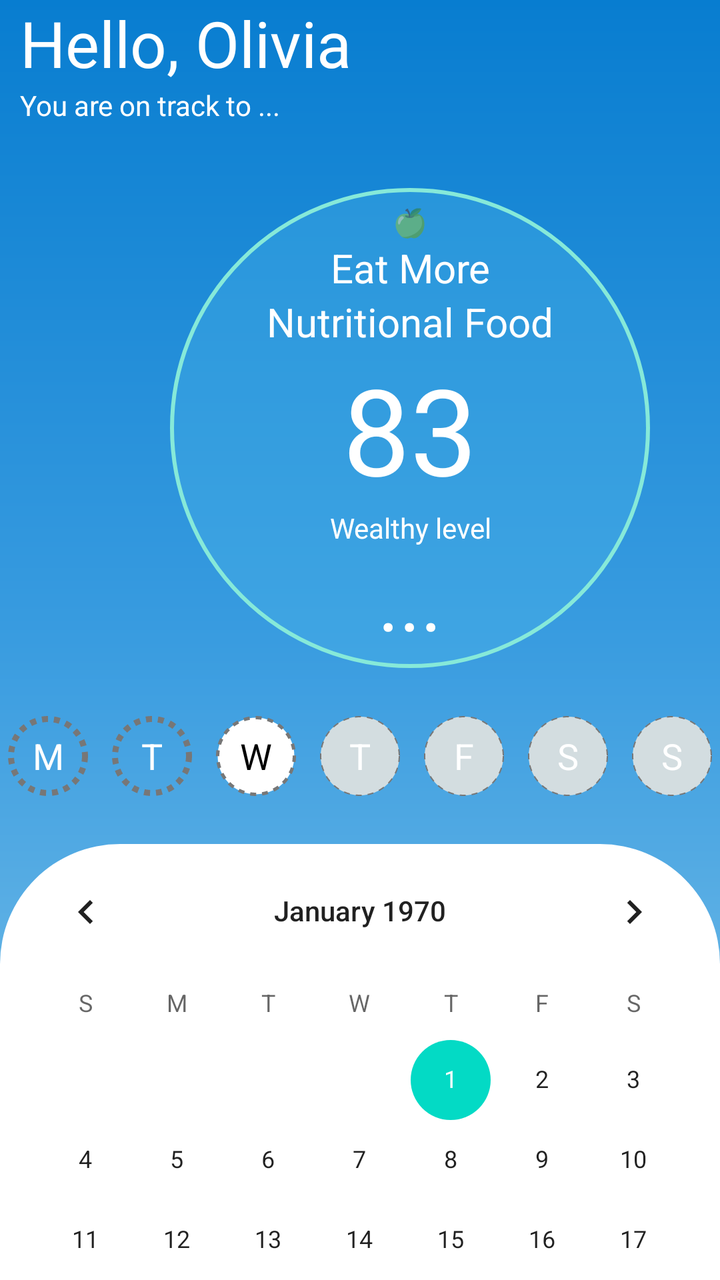
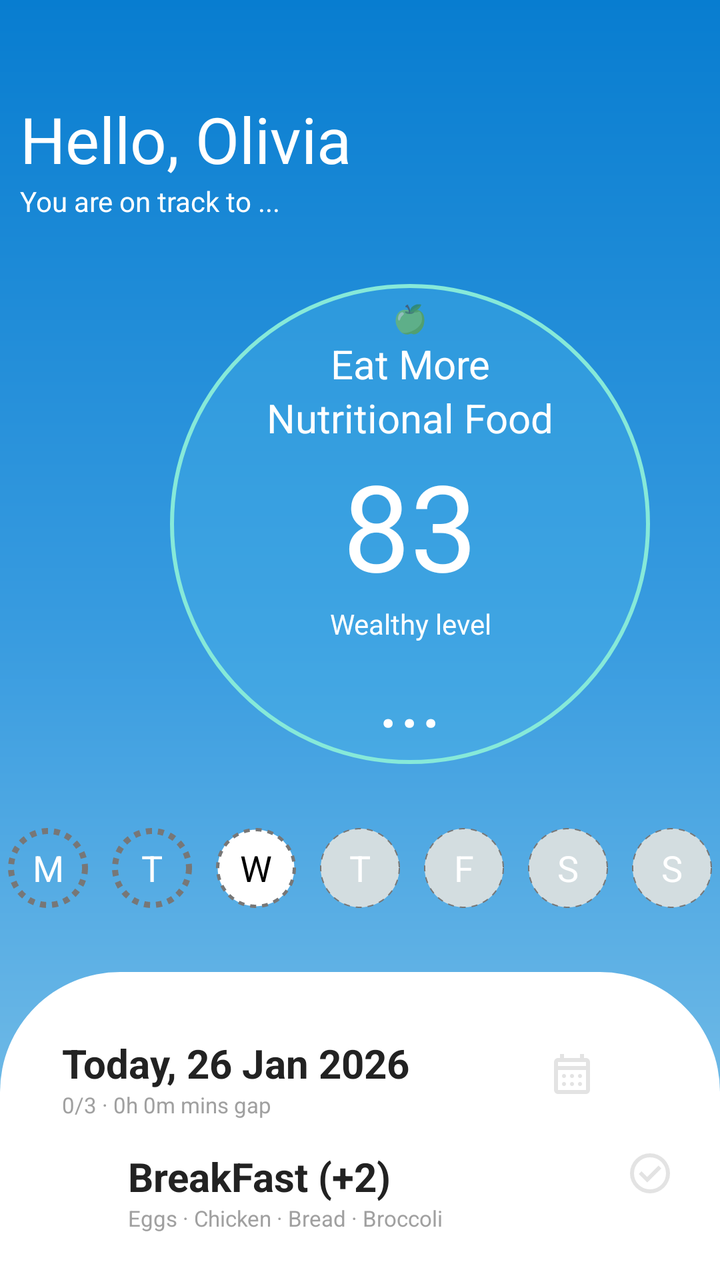

Before-and-after screenshots of an Android layout around one commit, followed by the original layout XML and the change that was made.
<!-- AndroidManifest.xml: application theme Theme.FirstApp -->
<!-- res/layout/fragment_home.xml -->
<?xml version="1.0" encoding="utf-8"?>
<LinearLayout android:orientation="vertical"
    android:layout_width="match_parent"
    android:layout_height="match_parent"
    xmlns:android="http://schemas.android.com/apk/res/android"
    android:background="@drawable/bg_home_gradient">

    <TextView
        android:layout_width="wrap_content"
        android:layout_height="wrap_content"
        android:text="Hello, Olivia"
        android:textColor="@color/white"
        android:textSize="32dp"
        android:paddingLeft="10dp"
        android:textFontWeight="10"/>

    <TextView
        android:id="@+id/textView"
        android:layout_width="match_parent"
        android:layout_height="wrap_content"
        android:text="You are on track to ..."
        android:textColor="@color/white"
        android:paddingLeft="10dp"/>

    <LinearLayout
        android:layout_width="240dp"
        android:layout_height="240dp"
        android:orientation="vertical"
        android:gravity="center"
        android:layout_marginTop="32dp"
        android:layout_marginLeft="85dp"
        android:background="@drawable/bg_wealth_circle">

        <TextView
            android:id="@+id/textView16"
            android:layout_width="match_parent"
            android:layout_height="wrap_content"
            android:text="🍏"
            android:gravity="center"/>

        <TextView
            android:id="@+id/textView17"
            android:layout_width="match_parent"
            android:layout_height="wrap_content"
            android:text="Eat More"
            android:textColor="@color/white"
            android:gravity="center"
            android:textSize="20dp"/>

        <TextView
            android:id="@+id/textView18"
            android:layout_width="match_parent"
            android:layout_height="wrap_content"
            android:gravity="center"
            android:textColor="@color/white"
            android:textSize="20dp"
            android:text="Nutritional Food" />
        <TextView
        android:id="@+id/textView19"
        android:layout_width="match_parent"
        android:layout_height="wrap_content"
        android:text="83"
            android:textColor="@color/white"
            android:textSize="60dp"
            android:gravity="center"/>

        <TextView
            android:id="@+id/textView20"
            android:layout_width="match_parent"
            android:layout_height="wrap_content"
            android:text="Wealthy level"
            android:textColor="@color/white"
            android:gravity="center"
            />
        <TextView
        android:id="@+id/textView21"
        android:layout_width="match_parent"
        android:layout_height="wrap_content"
        android:text="..."
            android:textColor="@color/white"
            android:gravity="center"
            android:textSize="40dp"
            />
    </LinearLayout>

    <LinearLayout
        android:layout_width="match_parent"
        android:layout_height="wrap_content"
        android:orientation="horizontal"
        android:gravity="center"
        android:layout_marginTop="24dp">

        <TextView
            android:id="@+id/textView22"
            android:layout_width="40dp"
            android:layout_height="40dp"
            android:text="M"
            android:textColor="@color/white"
            android:textSize="18dp"
            android:gravity="center"
            android:background="@drawable/circle_dashed_trasparent"/>

        <TextView
            android:id="@+id/textView23"
            android:layout_width="40dp"
            android:layout_height="40dp"
            android:text="T"
            android:layout_marginLeft="12dp"
            android:background="@drawable/circle_dashed_trasparent"
            android:textColor="@color/white"
            android:gravity="center"
            android:textSize="18dp"/>

        <TextView
            android:id="@+id/textView24"
            android:layout_width="40dp"
            android:layout_height="40dp"
            android:text="W"
            android:layout_marginLeft="12dp"
            android:textColor="@color/black"
            android:background="@drawable/circle_dashed"
            android:gravity="center"
            android:textSize="18dp"/>

        <TextView
            android:id="@+id/textView25"
            android:layout_width="40dp"
            android:layout_height="40dp"
            android:text="T"
            android:layout_marginLeft="12dp"
            android:textColor="@color/white"
            android:gravity="center"
            android:background="@drawable/circle_dashed_trasparent_bluish"
            android:textSize="18dp"/>

        <TextView
            android:id="@+id/textView26"
            android:layout_width="40dp"
            android:layout_height="40dp"
            android:text="F"
            android:layout_marginLeft="12dp"
            android:background="@drawable/circle_dashed_trasparent_bluish"
            android:gravity="center"
            android:textColor="@color/white"
            android:textSize="18dp"/>

        <TextView
            android:id="@+id/textView27"
            android:layout_width="40dp"
            android:layout_height="40dp"
            android:text="S"
            android:layout_marginLeft="12dp"
            android:background="@drawable/circle_dashed_trasparent_bluish"
            android:gravity="center"
            android:textColor="@color/white"
            android:textSize="18dp"/>

        <TextView
            android:id="@+id/textView28"
            android:layout_width="40dp"
            android:layout_marginLeft="12dp"
            android:background="@drawable/circle_dashed_trasparent_bluish"
            android:layout_height="40dp"
            android:text="S"
            android:gravity="center"
            android:textColor="@color/white"
            android:textSize="18dp"/>


    </LinearLayout>

    <LinearLayout
        android:layout_width="match_parent"
        android:layout_height="match_parent"
        android:orientation="vertical"
        android:layout_marginTop="24dp"
        android:background="@drawable/bg_meals_sheet">
        <CalendarView
            android:id="@+id/calendarView"
            android:layout_width="match_parent"
            android:layout_height="wrap_content" />

    </LinearLayout>




</LinearLayout>
<!-- resources referenced by this layout -->
<resources>
  <color name="black">#FF000000</color>
  <color name="white">#FFFFFFFF</color>
  <!-- drawable bg_meals_sheet (drawable) -->
  <?xml version="1.0" encoding="utf-8"?>
  <shape xmlns:android="http://schemas.android.com/apk/res/android" android:shape="rectangle">
  
      <solid android:color="@color/white"/>
      <corners
          android:topLeftRadius="60dp"
          android:topRightRadius="60dp"
  
  />
  
  </shape>
  <!-- drawable bg_wealth_circle (drawable) -->
  <?xml version="1.0" encoding="utf-8"?>
  <shape xmlns:android="http://schemas.android.com/apk/res/android" android:shape="oval">
  
      <solid android:color="#554DB4E8" />
  
      <stroke
          android:width="2dp"
          android:color="#86E9D9"
          />
  
  
  
  
  </shape>
  <!-- drawable circle_dashed (drawable) -->
  <?xml version="1.0" encoding="utf-8"?>
  <shape xmlns:android="http://schemas.android.com/apk/res/android" android:shape="oval">
  
      <solid android:color="#FFFFFF" />
      <stroke android:color="#777777"
          android:width="1.5dp"
          android:dashWidth="3dp"
          android:dashGap="3dp" />
  
  
  
  </shape>
  <!-- drawable circle_dashed_trasparent (drawable) -->
  <?xml version="1.0" encoding="utf-8"?>
  <shape xmlns:android="http://schemas.android.com/apk/res/android" android:shape="oval">
  
      <solid />
      <stroke android:color="#777777"
          android:width="3dp"
          android:dashWidth="3dp"
          android:dashGap="3dp" />
  </shape>
  <!-- drawable circle_dashed_trasparent_bluish (drawable) -->
  <?xml version="1.0" encoding="utf-8"?>
  <shape xmlns:android="http://schemas.android.com/apk/res/android" android:shape="oval">
  
      <solid android:color="#d3dde0"/>
      <stroke android:color="#777777"
          android:width="0.5dp"
          android:dashWidth="3dp"
          android:dashGap="3dp" />
  </shape>
  <color name="purple_500">#FF6200EE</color>
  <color name="purple_700">#FF3700B3</color>
  <color name="teal_200">#FF03DAC5</color>
  <color name="teal_700">#FF018786</color>
  <!-- unchanged entries left out for length: 2 -->
</resources>

<!-- the commit's change to res/layout/fragment_home.xml (unified diff, before → after) -->
@@ -1,7 +1,9 @@
 <?xml version="1.0" encoding="utf-8"?>
-<LinearLayout android:orientation="vertical"
+<LinearLayout xmlns:app="http://schemas.android.com/apk/res-auto"
+    android:orientation="vertical"
     android:layout_width="match_parent"
     android:layout_height="match_parent"
+    android:paddingTop="48dp"
     xmlns:android="http://schemas.android.com/apk/res/android"
     android:background="@drawable/bg_home_gradient">
 
@@ -88,7 +90,7 @@
         android:layout_height="wrap_content"
         android:orientation="horizontal"
         android:gravity="center"
-        android:layout_marginTop="24dp">
+        android:layout_marginTop="32dp">
 
         <TextView
             android:id="@+id/textView22"
@@ -173,16 +175,154 @@
         android:layout_width="match_parent"
         android:layout_height="match_parent"
         android:orientation="vertical"
-        android:layout_marginTop="24dp"
-        android:background="@drawable/bg_meals_sheet">
-        <CalendarView
-            android:id="@+id/calendarView"
-            android:layout_width="match_parent"
-            android:layout_height="wrap_content" />
+        android:layout_marginTop="32dp"
+        android:background="@drawable/bg_meals_sheet"
+        android:padding="16dp">
+
+        <LinearLayout
+            android:layout_width="match_parent"
+            android:layout_height="wrap_content"
+            android:orientation="horizontal"
+            android:layout_marginTop="1dp"
+            android:padding="10dp">
+
+
+        <LinearLayout
+            android:layout_width="wrap_content"
+            android:layout_height="wrap_content"
+            android:layout_weight="1"
+            android:orientation="vertical"
+            android:padding="5dp"
+            android:layout_marginRight="20dp">
+
+            <TextView
+                android:id="@+id/textView29"
+                android:layout_width="wrap_content"
+                android:layout_height="wrap_content"
+                android:text="Today, 26 Jan 2026"
+                android:textColor="#222222"
+                android:textSize="20sp"
+                android:textStyle="bold" />
+
+            <TextView
+                android:layout_width="wrap_content"
+                android:layout_height="wrap_content"
+                android:text="0/3 · 0h 0m mins gap"
+                android:textColor="#A0A0A0"
+                android:textSize="11sp" />
+
+        </LinearLayout>
+
+        <ImageView
+            android:id="@+id/imageView"
+            android:layout_width="wrap_content"
+            android:layout_height="wrap_content"
+            android:layout_marginRight="24dp"
+            android:padding="12dp"
+            app:srcCompat="@drawable/ic_calender"
+
+            />
+        </LinearLayout>
+
+
+        <LinearLayout
+            android:layout_width="match_parent"
+            android:layout_height="wrap_content"
+            android:orientation="horizontal">
+
+    <LinearLayout
+        android:layout_width="240dp"
+        android:layout_height="wrap_content"
+        android:orientation="vertical"
+        android:layout_marginLeft="48dp">
+
+
+        <TextView
+            android:layout_width="match_parent"
+            android:layout_height="wrap_content"
+            android:text="BreakFast (+2)"
+            android:textStyle="bold"
+            android:textSize="20sp"
+            android:textColor="#222222"
+            />
+        <TextView
+            android:layout_width="wrap_content"
+            android:layout_height="wrap_content"
+            android:text="Eggs · Chicken · Bread · Broccoli"
+            android:textColor="#A0A0A0"
+            android:textSize="11sp" />
 
     </LinearLayout>
-
-
-
+            <ImageView
+                android:id="@+id/imageView2"
+                android:layout_width="42dp"
+                android:layout_height="wrap_content"
+                app:srcCompat="@drawable/ic_check_circle" />
+
+            
+            <TextView
+                android:layout_width="42dp"
+                android:layout_height="wrap_content"
+                android:gravity="center"
+                android:text="09:01"
+                android:textSize="12sp"
+                android:textStyle="bold"
+                android:textColor="#777777"/>
+
+        </LinearLayout>
+
+        <LinearLayout
+            android:layout_width="match_parent"
+            android:layout_height="wrap_content"
+            android:orientation="vertical"
+            android:layout_marginLeft="48dp"
+            android:paddingTop="20dp"
+            android:layout_marginTop="15dp">
+
+            <TextView
+                android:layout_width="match_parent"
+                android:layout_height="wrap_content"
+                android:text="Luch"
+                android:textStyle="bold"
+                android:textSize="20sp"
+                android:textColor="#222222"
+                />
+
+            <TextView
+                android:layout_width="wrap_content"
+                android:layout_height="wrap_content"
+                android:text="Eggs · Chicken · Bread · Broccoli"
+                android:textColor="#A0A0A0"
+                android:textSize="11sp" />
+
+        </LinearLayout>
+
+        <LinearLayout
+            android:layout_width="match_parent"
+            android:layout_height="wrap_content"
+            android:orientation="vertical"
+            android:layout_marginLeft="48dp"
+            android:paddingTop="20dp"
+            android:layout_marginTop="15dp">
+
+            <TextView
+                android:layout_width="match_parent"
+                android:layout_height="wrap_content"
+                android:text="Supper"
+                android:textStyle="bold"
+                android:textSize="20sp"
+                android:textColor="#222222"
+                />
+
+            <TextView
+                android:layout_width="wrap_content"
+                android:layout_height="wrap_content"
+                android:text="Eggs · Chicken · Bread · Broccoli"
+                android:textColor="#A0A0A0"
+                android:textSize="11sp" />
+
+        </LinearLayout>
 
 </LinearLayout>
+
+</LinearLayout>
<!-- resource entries referenced after the edit -->
@@ -62,6 +62,26 @@
           android:dashWidth="3dp"
           android:dashGap="3dp" />
   </shape>
+  <!-- drawable ic_calender (drawable) -->
+  <vector xmlns:android="http://schemas.android.com/apk/res/android"
+      android:width="24dp"
+      android:height="24dp"
+      android:viewportWidth="24"
+      android:viewportHeight="24">
+    <path
+        android:pathData="M5,22q-0.83,0 -1.41,-0.59T3,20L3,6Q3,5.18 3.59,4.59T5,4L6,4L6,2L8,2L8,4h8L16,2h2L18,4h1q0.83,0 1.41,0.59Q21,5.18 21,6L21,20q0,0.82 -0.59,1.41T19,22L5,22ZM5,20L19,20L19,10L5,10L5,20ZM5,8L19,8L19,6L5,6L5,8ZM5,8L5,6L5,8ZM12,14q-0.42,0 -0.71,-0.29Q11,13.43 11,13t0.29,-0.71T12,12t0.71,0.29T13,13t-0.29,0.71T12,14ZM7.29,13.71Q7,13.43 7,13t0.29,-0.71T8,12t0.71,0.29T9,13T8.71,13.71T8,14q-0.42,0 -0.71,-0.29ZM16,14q-0.42,0 -0.71,-0.29Q15,13.43 15,13t0.29,-0.71T16,12q0.43,0 0.71,0.29T17,13t-0.29,0.71T16,14ZM12,18q-0.42,0 -0.71,-0.29Q11,17.43 11,17t0.29,-0.71T12,16t0.71,0.29T13,17t-0.29,0.71T12,18ZM7.29,17.71Q7,17.43 7,17t0.29,-0.71T8,16t0.71,0.29T9,17T8.71,17.71T8,18q-0.42,0 -0.71,-0.29ZM16,18q-0.42,0 -0.71,-0.29Q15,17.43 15,17t0.29,-0.71T16,16q0.43,0 0.71,0.29T17,17t-0.29,0.71T16,18Z"
+        android:fillColor="#e3e3e3"/>
+  </vector>
+  <!-- drawable ic_check_circle (drawable) -->
+  <vector xmlns:android="http://schemas.android.com/apk/res/android"
+      android:width="24dp"
+      android:height="24dp"
+      android:viewportWidth="24"
+      android:viewportHeight="24">
+    <path
+        android:pathData="M10.6,16.6l7.05,-7.05l-1.4,-1.4L10.6,13.8L7.75,10.95l-1.4,1.4L10.6,16.6ZM12,22q-2.07,0 -3.9,-0.79q-1.82,-0.79 -3.17,-2.14Q3.58,17.73 2.79,15.9T2,12Q2,9.92 2.79,8.1Q3.58,6.27 4.93,4.93Q6.28,3.57 8.1,2.79Q9.93,2 12,2t3.9,0.79t3.17,2.14q1.35,1.35 2.14,3.17Q22,9.92 22,12t-0.79,3.9t-2.14,3.17q-1.35,1.35 -3.17,2.14T12,22ZM12,20q3.35,0 5.68,-2.32T20,12T17.68,6.32T12,4T6.33,6.32T4,12t2.33,5.68T12,20ZM12,12Z"
+        android:fillColor="#e3e3e3"/>
+  </vector>
   <color name="purple_500">#FF6200EE</color>
   <color name="purple_700">#FF3700B3</color>
   <color name="teal_200">#FF03DAC5</color>
